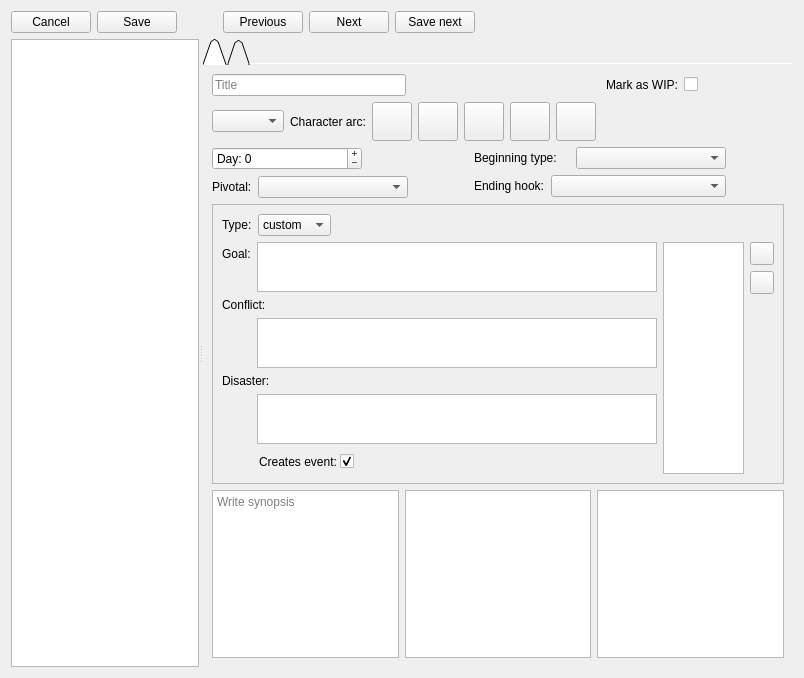
zkovari/plotlyst, file ui/scene_editor.ui: the form before one commit.
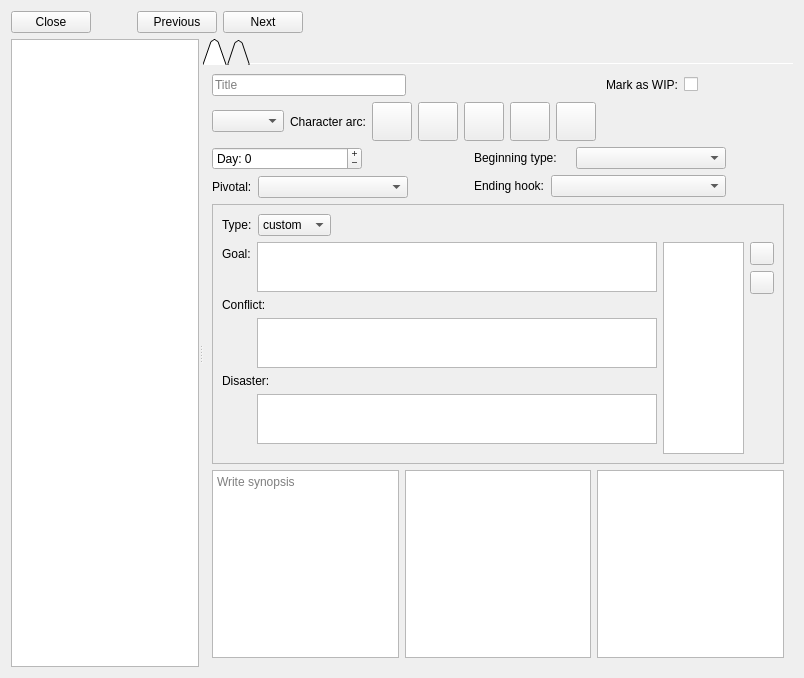
The form after the commit. Custom widgets are drawn as their Qt base class.

Commit message: Autosave for scenes

Diff of the .ui file:
```diff
--- a/ui/scene_editor.ui
+++ b/ui/scene_editor.ui
@@ -19,23 +19,13 @@
      <item>
       <widget class="QPushButton" name="btnCancel">
        <property name="text">
-        <string>Cancel</string>
+        <string>Close</string>
        </property>
        <property name="shortcut">
         <string>Esc</string>
        </property>
       </widget>
      </item>
-     <item>
-      <widget class="QPushButton" name="btnSave">
-       <property name="text">
-        <string>Save</string>
-       </property>
-       <property name="shortcut">
-        <string>Ctrl+S</string>
-       </property>
-      </widget>
-     </item>
      <item>
       <spacer name="horizontalSpacer_7">
        <property name="orientation">
@@ -72,16 +62,6 @@
        </property>
       </widget>
      </item>
-     <item>
-      <widget class="QPushButton" name="btnSaveAndNext">
-       <property name="text">
-        <string>Save next</string>
-       </property>
-       <property name="shortcut">
-        <string>Ctrl+N</string>
-       </property>
-      </widget>
-     </item>
      <item>
       <spacer name="horizontalSpacer_6">
        <property name="orientation">
@@ -760,51 +740,6 @@
                   <property name="bottomMargin">
                    <number>2</number>
                   </property>
-                  <item>
-                   <widget class="QLabel" name="label_4">
-                    <property name="text">
-                     <string>Creates event:</string>
-                    </property>
-                   </widget>
-                  </item>
-                  <item>
-                   <widget class="AnimatedToggle" name="cbEndCreatesEvent">
-                    <property name="minimumSize">
-                     <size>
-                      <width>100</width>
-                      <height>0</height>
-                     </size>
-                    </property>
-                    <property name="maximumSize">
-                     <size>
-                      <width>150</width>
-                      <height>16777215</height>
-                     </size>
-                    </property>
-                    <property name="cursor">
-                     <cursorShape>PointingHandCursor</cursorShape>
-                    </property>
-                    <property name="text">
-                     <string/>
-                    </property>
-                    <property name="checked">
-                     <bool>true</bool>
-                    </property>
-                   </widget>
-                  </item>
-                  <item>
-                   <spacer name="horizontalSpacer_4">
-                    <property name="orientation">
-                     <enum>Qt::Horizontal</enum>
-                    </property>
-                    <property name="sizeHint" stdset="0">
-                     <size>
-                      <width>40</width>
-                      <height>20</height>
-                     </size>
-                    </property>
-                   </spacer>
-                  </item>
                  </layout>
                 </widget>
                </item>
```
Left out of the diff: 2 changed lines with no effect on the pictures. The commit also changes 2 other files.
